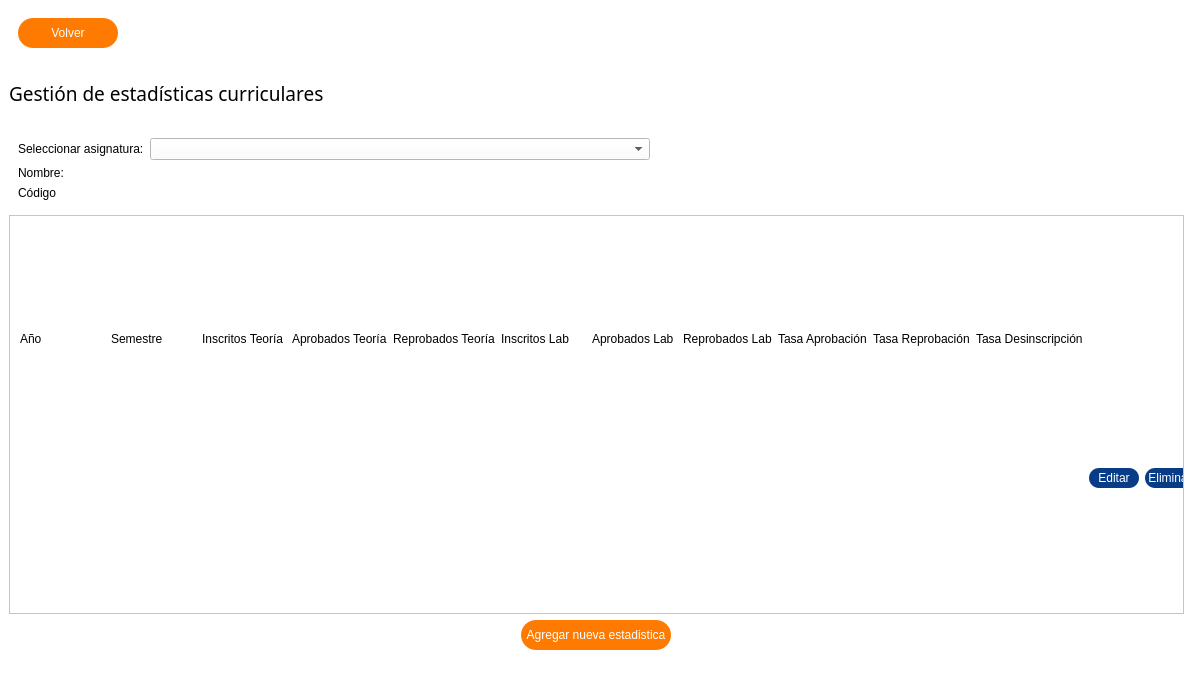
Before: the Qt Designer form Vistas/resources/vistaGestionEstadisticas.ui in nvierass/PINGESO---Proyecto-ECCA, drawn with Qt 5.
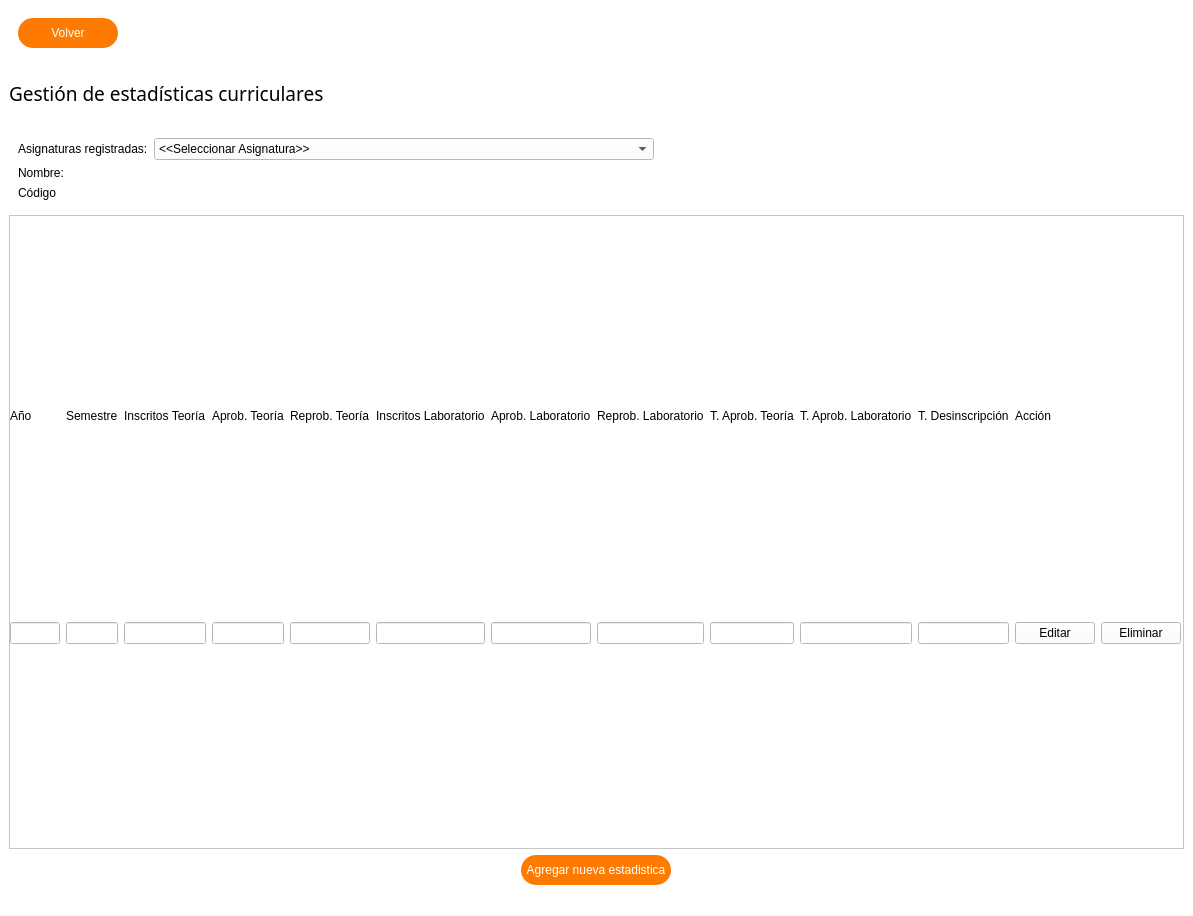
After: the same form once the commit is applied.

Commit message: Update Registro Asignatura/ Gestión Estadísticas

The edit to the form file:
```diff
--- a/Vistas/resources/vistaGestionEstadisticas.ui
+++ b/Vistas/resources/vistaGestionEstadisticas.ui
@@ -7,7 +7,7 @@
     <x>0</x>
     <y>0</y>
     <width>1193</width>
-    <height>681</height>
+    <height>916</height>
    </rect>
   </property>
   <property name="windowTitle">
@@ -134,32 +134,11 @@
            <height>16777215</height>
           </size>
          </property>
-        </widget>
-       </item>
-       <item row="1" column="1">
-        <widget class="QLabel" name="labelNombre">
-         <property name="sizePolicy">
-          <sizepolicy hsizetype="Preferred" vsizetype="Fixed">
-           <horstretch>0</horstretch>
-           <verstretch>0</verstretch>
-          </sizepolicy>
-         </property>
-         <property name="text">
-          <string/>
-         </property>
-        </widget>
-       </item>
-       <item row="0" column="0">
-        <widget class="QLabel" name="label">
-         <property name="sizePolicy">
-          <sizepolicy hsizetype="Fixed" vsizetype="Preferred">
-           <horstretch>0</horstretch>
-           <verstretch>0</verstretch>
-          </sizepolicy>
-         </property>
-         <property name="text">
-          <string>Seleccionar asignatura:</string>
-         </property>
+         <item>
+          <property name="text">
+           <string>&lt;&lt;Seleccionar Asignatura&gt;&gt;</string>
+          </property>
+         </item>
         </widget>
        </item>
        <item row="1" column="0">
@@ -175,8 +154,21 @@
          </property>
         </widget>
        </item>
-       <item row="2" column="1">
-        <widget class="QLabel" name="labelCodigo">
+       <item row="0" column="0">
+        <widget class="QLabel" name="label">
+         <property name="sizePolicy">
+          <sizepolicy hsizetype="Fixed" vsizetype="Preferred">
+           <horstretch>0</horstretch>
+           <verstretch>0</verstretch>
+          </sizepolicy>
+         </property>
+         <property name="text">
+          <string>Asignaturas registradas:</string>
+         </property>
+        </widget>
+       </item>
+       <item row="1" column="1">
+        <widget class="QLabel" name="labelNombre">
          <property name="sizePolicy">
           <sizepolicy hsizetype="Preferred" vsizetype="Fixed">
            <horstretch>0</horstretch>
@@ -228,190 +220,222 @@
          <x>0</x>
          <y>0</y>
          <width>1173</width>
-         <height>382</height>
+         <height>617</height>
         </rect>
        </property>
        <widget class="QWidget" name="widget_2" native="true">
         <property name="geometry">
          <rect>
-          <x>10</x>
+          <x>0</x>
           <y>0</y>
-          <width>1175</width>
-          <height>381</height>
+          <width>1171</width>
+          <height>621</height>
          </rect>
         </property>
-        <property name="sizePolicy">
-         <sizepolicy hsizetype="Fixed" vsizetype="Expanding">
-          <horstretch>0</horstretch>
-          <verstretch>0</verstretch>
-         </sizepolicy>
-        </property>
-        <layout class="QGridLayout" name="gridLayout_3">
-         <item row="0" column="10">
+        <layout class="QGridLayout" name="grid_estadisticas">
+         <item row="0" column="2">
+          <widget class="QLabel" name="label_9">
+           <property name="sizePolicy">
+            <sizepolicy hsizetype="Fixed" vsizetype="Fixed">
+             <horstretch>0</horstretch>
+             <verstretch>0</verstretch>
+            </sizepolicy>
+           </property>
+           <property name="text">
+            <string>Inscritos Teoría</string>
+           </property>
+          </widget>
+         </item>
+         <item row="0" column="0">
+          <widget class="QLabel" name="label_11">
+           <property name="sizePolicy">
+            <sizepolicy hsizetype="Fixed" vsizetype="Fixed">
+             <horstretch>0</horstretch>
+             <verstretch>0</verstretch>
+            </sizepolicy>
+           </property>
+           <property name="text">
+            <string>Año</string>
+           </property>
+          </widget>
+         </item>
+         <item row="0" column="4">
+          <widget class="QLabel" name="label_8">
+           <property name="sizePolicy">
+            <sizepolicy hsizetype="Fixed" vsizetype="Fixed">
+             <horstretch>0</horstretch>
+             <verstretch>0</verstretch>
+            </sizepolicy>
+           </property>
+           <property name="text">
+            <string>Reprob. Teoría</string>
+           </property>
+          </widget>
+         </item>
+         <item row="1" column="3">
+          <widget class="QLineEdit" name="lineEdit_8"/>
+         </item>
+         <item row="1" column="1">
+          <widget class="QLineEdit" name="lineEdit_10"/>
+         </item>
+         <item row="1" column="2">
+          <widget class="QLineEdit" name="lineEdit_9"/>
+         </item>
+         <item row="1" column="9">
+          <widget class="QLineEdit" name="lineEdit_2"/>
+         </item>
+         <item row="0" column="3">
           <widget class="QLabel" name="label_10">
-           <property name="text">
-            <string>Tasa Desinscripción</string>
+           <property name="sizePolicy">
+            <sizepolicy hsizetype="Fixed" vsizetype="Fixed">
+             <horstretch>0</horstretch>
+             <verstretch>0</verstretch>
+            </sizepolicy>
            </property>
-          </widget>
-         </item>
-         <item row="0" column="11">
-          <widget class="QLabel" name="label_15">
            <property name="text">
-            <string/>
+            <string>Aprob. Teoría</string>
            </property>
           </widget>
          </item>
-         <item row="0" column="9">
-          <widget class="QLabel" name="label_12">
-           <property name="text">
-            <string>Tasa Reprobación</string>
-           </property>
-          </widget>
+         <item row="1" column="4">
+          <widget class="QLineEdit" name="lineEdit_7"/>
          </item>
-         <item row="0" column="12">
-          <widget class="QLabel" name="label_18">
-           <property name="text">
-            <string/>
-           </property>
-          </widget>
+         <item row="1" column="8">
+          <widget class="QLineEdit" name="lineEdit"/>
+         </item>
+         <item row="1" column="10">
+          <widget class="QLineEdit" name="lineEdit_12"/>
+         </item>
+         <item row="1" column="6">
+          <widget class="QLineEdit" name="lineEdit_5"/>
          </item>
          <item row="0" column="8">
-          <widget class="QLabel" name="label_11">
-           <property name="text">
-            <string>Tasa Aprobación</string>
-           </property>
-          </widget>
-         </item>
-         <item row="0" column="0">
           <widget class="QLabel" name="label_2">
-           <property name="maximumSize">
-            <size>
-             <width>16777215</width>
-             <height>30</height>
-            </size>
+           <property name="sizePolicy">
+            <sizepolicy hsizetype="Fixed" vsizetype="Fixed">
+             <horstretch>0</horstretch>
+             <verstretch>0</verstretch>
+            </sizepolicy>
            </property>
            <property name="text">
-            <string>Año</string>
+            <string>T. Aprob. Teoría</string>
+           </property>
+          </widget>
+         </item>
+         <item row="0" column="10">
+          <widget class="QLabel" name="label_13">
+           <property name="sizePolicy">
+            <sizepolicy hsizetype="Fixed" vsizetype="Fixed">
+             <horstretch>0</horstretch>
+             <verstretch>0</verstretch>
+            </sizepolicy>
+           </property>
+           <property name="text">
+            <string>T. Desinscripción</string>
+           </property>
+          </widget>
+         </item>
+         <item row="1" column="11">
+          <widget class="QPushButton" name="pushButton">
+           <property name="text">
+            <string>Editar</string>
+           </property>
+          </widget>
+         </item>
+         <item row="1" column="7">
+          <widget class="QLineEdit" name="lineEdit_4"/>
+         </item>
+         <item row="0" column="9">
+          <widget class="QLabel" name="label_3">
+           <property name="sizePolicy">
+            <sizepolicy hsizetype="Fixed" vsizetype="Fixed">
+             <horstretch>0</horstretch>
+             <verstretch>0</verstretch>
+            </sizepolicy>
+           </property>
+           <property name="text">
+            <string>T. Aprob. Laboratorio</string>
+           </property>
+          </widget>
+         </item>
+         <item row="0" column="7">
+          <widget class="QLabel" name="label_5">
+           <property name="sizePolicy">
+            <sizepolicy hsizetype="Fixed" vsizetype="Fixed">
+             <horstretch>0</horstretch>
+             <verstretch>0</verstretch>
+            </sizepolicy>
+           </property>
+           <property name="text">
+            <string>Reprob. Laboratorio</string>
            </property>
           </widget>
          </item>
          <item row="0" column="5">
-          <widget class="QLabel" name="label_8">
+          <widget class="QLabel" name="label_7">
+           <property name="sizePolicy">
+            <sizepolicy hsizetype="Fixed" vsizetype="Fixed">
+             <horstretch>0</horstretch>
+             <verstretch>0</verstretch>
+            </sizepolicy>
+           </property>
            <property name="text">
-            <string>Inscritos Lab</string>
+            <string>Inscritos Laboratorio</string>
            </property>
           </widget>
          </item>
-         <item row="0" column="2">
+         <item row="1" column="0">
+          <widget class="QLineEdit" name="lineEdit_11"/>
+         </item>
+         <item row="1" column="12">
+          <widget class="QPushButton" name="pushButton_2">
+           <property name="text">
+            <string>Eliminar</string>
+           </property>
+          </widget>
+         </item>
+         <item row="0" column="11" colspan="2">
           <widget class="QLabel" name="label_4">
+           <property name="sizePolicy">
+            <sizepolicy hsizetype="Fixed" vsizetype="Fixed">
+             <horstretch>0</horstretch>
+             <verstretch>0</verstretch>
+            </sizepolicy>
+           </property>
            <property name="text">
-            <string>Inscritos Teoría</string>
+            <string>Acción</string>
            </property>
           </widget>
          </item>
          <item row="0" column="6">
-          <widget class="QLabel" name="label_9">
-           <property name="text">
-            <string>Aprobados Lab</string>
-           </property>
-          </widget>
-         </item>
-         <item row="0" column="7">
-          <widget class="QLabel" name="label_7">
-           <property name="text">
-            <string>Reprobados Lab</string>
-           </property>
-          </widget>
-         </item>
-         <item row="0" column="3">
-          <widget class="QLabel" name="label_5">
-           <property name="text">
-            <string>Aprobados Teoría</string>
-           </property>
-          </widget>
-         </item>
-         <item row="0" column="4">
           <widget class="QLabel" name="label_6">
+           <property name="sizePolicy">
+            <sizepolicy hsizetype="Fixed" vsizetype="Fixed">
+             <horstretch>0</horstretch>
+             <verstretch>0</verstretch>
+            </sizepolicy>
+           </property>
            <property name="text">
-            <string>Reprobados Teoría</string>
+            <string>Aprob. Laboratorio</string>
            </property>
           </widget>
          </item>
+         <item row="1" column="5">
+          <widget class="QLineEdit" name="lineEdit_6"/>
+         </item>
          <item row="0" column="1">
-          <widget class="QLabel" name="label_3">
+          <widget class="QLabel" name="label_12">
+           <property name="sizePolicy">
+            <sizepolicy hsizetype="Fixed" vsizetype="Fixed">
+             <horstretch>0</horstretch>
+             <verstretch>0</verstretch>
+            </sizepolicy>
+           </property>
            <property name="text">
             <string>Semestre</string>
            </property>
           </widget>
          </item>
-         <item row="1" column="11">
-          <widget class="QPushButton" name="button_editar">
-           <property name="sizePolicy">
-            <sizepolicy hsizetype="Fixed" vsizetype="Fixed">
-             <horstretch>0</horstretch>
-             <verstretch>0</verstretch>
-            </sizepolicy>
-           </property>
-           <property name="minimumSize">
-            <size>
-             <width>50</width>
-             <height>20</height>
-            </size>
-           </property>
-           <property name="styleSheet">
-            <string notr="true">.QPushButton {
-	color: white;
-	background: #083C87;
-	border-radius: 10px;
-}
-
-.QPushButton:hover {
-	background: #FF7A00;
-}
-
-.QPushButton:pressed {
-	background: #E6E6E6;
-}</string>
-           </property>
-           <property name="text">
-            <string>Editar</string>
-           </property>
-          </widget>
-         </item>
-         <item row="1" column="12">
-          <widget class="QPushButton" name="button_eliminar">
-           <property name="sizePolicy">
-            <sizepolicy hsizetype="Fixed" vsizetype="Fixed">
-             <horstretch>0</horstretch>
-             <verstretch>0</verstretch>
-            </sizepolicy>
-           </property>
-           <property name="minimumSize">
-            <size>
-             <width>50</width>
-             <height>20</height>
-            </size>
-           </property>
-           <property name="styleSheet">
-            <string notr="true">.QPushButton {
-	color: white;
-	background: #083C87;
-	border-radius: 10px;
-}
-
-.QPushButton:hover {
-	background: #FF7A00;
-}
-
-.QPushButton:pressed {
-	background: #E6E6E6;
-}</string>
-           </property>
-           <property name="text">
-            <string>Eliminar</string>
-           </property>
-          </widget>
-         </item>
         </layout>
        </widget>
       </widget>
```
Left out of the diff: 15 changed lines with no effect on the pictures. The commit also changes 10 other files.
